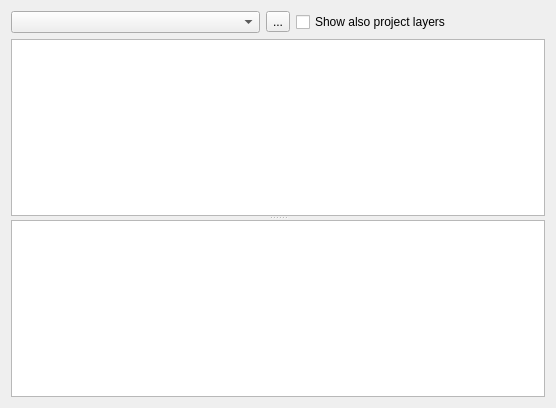
Qt form Mergin/ui/ui_diff_viewer_dialog.ui (MerginMaps/qgis-plugin) before a commit.
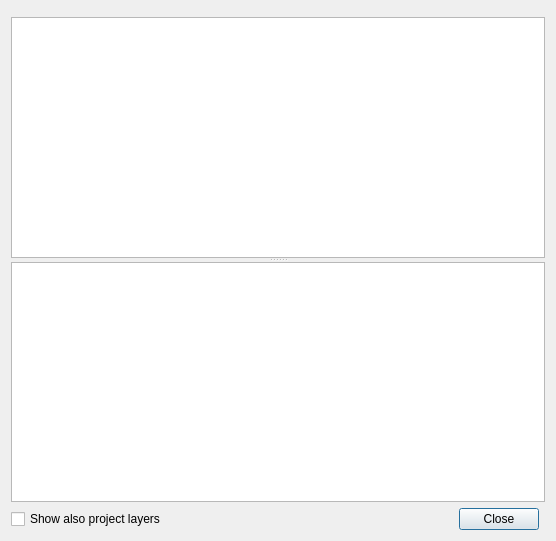
The same form after that commit. Custom widgets are drawn as their Qt base class.

Commit message: use tabbed dialog to make diffs more visible to an end user

The edit to the form file:
```diff
--- a/Mergin/ui/ui_diff_viewer_dialog.ui
+++ b/Mergin/ui/ui_diff_viewer_dialog.ui
@@ -7,34 +7,14 @@
     <x>0</x>
     <y>0</y>
     <width>556</width>
-    <height>408</height>
+    <height>541</height>
    </rect>
   </property>
   <property name="windowTitle">
    <string>Diff viewer</string>
   </property>
   <layout class="QGridLayout" name="gridLayout">
-   <item row="0" column="0">
-    <widget class="QgsMapLayerComboBox" name="diff_layer_cbo"/>
-   </item>
-   <item row="0" column="1">
-    <widget class="QToolButton" name="add_to_project_btn">
-     <property name="toolTip">
-      <string>Add diff layer to project</string>
-     </property>
-     <property name="text">
-      <string>...</string>
-     </property>
-    </widget>
-   </item>
-   <item row="0" column="2">
-    <widget class="QCheckBox" name="project_layers_checkbox">
-     <property name="text">
-      <string>Show also project layers</string>
-     </property>
-    </widget>
-   </item>
-   <item row="1" column="0" colspan="3">
+   <item row="3" column="0" colspan="3">
     <widget class="QSplitter" name="splitter">
      <property name="orientation">
       <enum>Qt::Vertical</enum>
@@ -43,6 +23,23 @@
      <widget class="QgsAttributeTableView" name="attribute_table"/>
     </widget>
    </item>
+   <item row="4" column="0">
+    <widget class="QCheckBox" name="project_layers_checkbox">
+     <property name="text">
+      <string>Show also project layers</string>
+     </property>
+    </widget>
+   </item>
+   <item row="0" column="0" rowspan="2" colspan="3">
+    <widget class="QTabBar" name="tab_bar" native="true"/>
+   </item>
+   <item row="4" column="1">
+    <widget class="QDialogButtonBox" name="buttonBox">
+     <property name="standardButtons">
+      <set>QDialogButtonBox::Close</set>
+     </property>
+    </widget>
+   </item>
   </layout>
  </widget>
  <customwidgets>
@@ -52,16 +49,17 @@
    <header>qgis.gui</header>
    <container>1</container>
   </customwidget>
-  <customwidget>
-   <class>QgsMapLayerComboBox</class>
-   <extends>QComboBox</extends>
-   <header>qgis.gui</header>
-  </customwidget>
   <customwidget>
    <class>QgsAttributeTableView</class>
    <extends>QTableView</extends>
    <header>qgsattributetableview.h</header>
   </customwidget>
+  <customwidget>
+   <class>QTabBar</class>
+   <extends>QWidget</extends>
+   <header>qgis.PyQt.QtWidgets</header>
+   <container>1</container>
+  </customwidget>
  </customwidgets>
  <resources/>
  <connections/>
```
Left out of the diff: 35 changed lines with no effect on the pictures. The commit also changes 5 other files.
